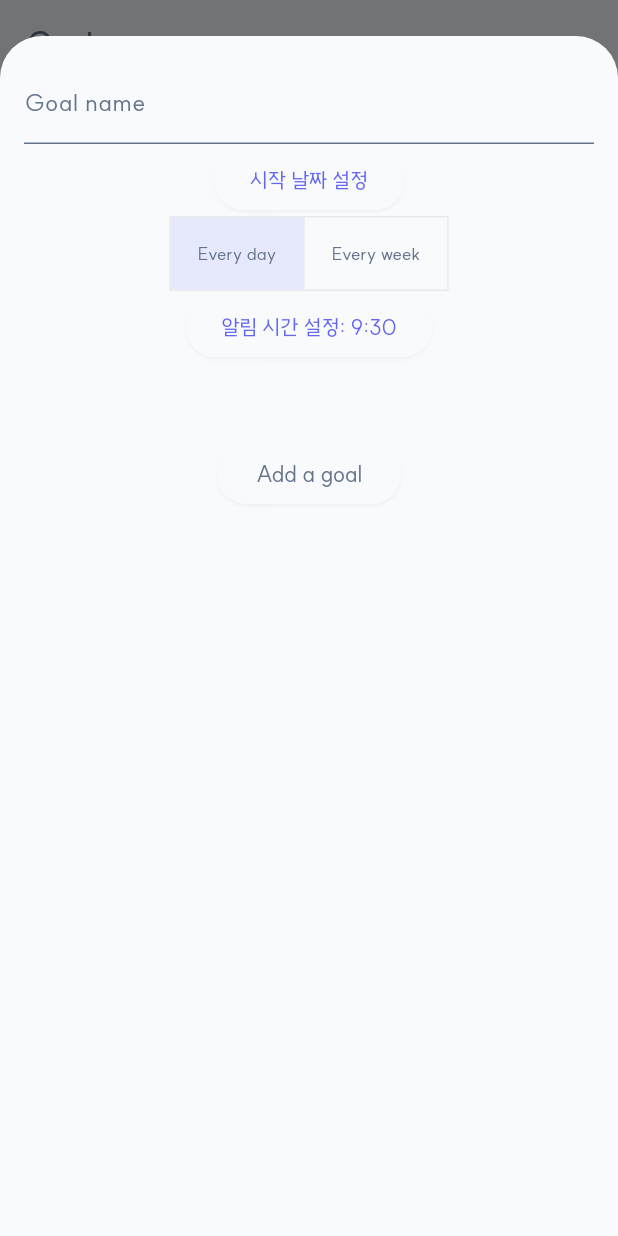
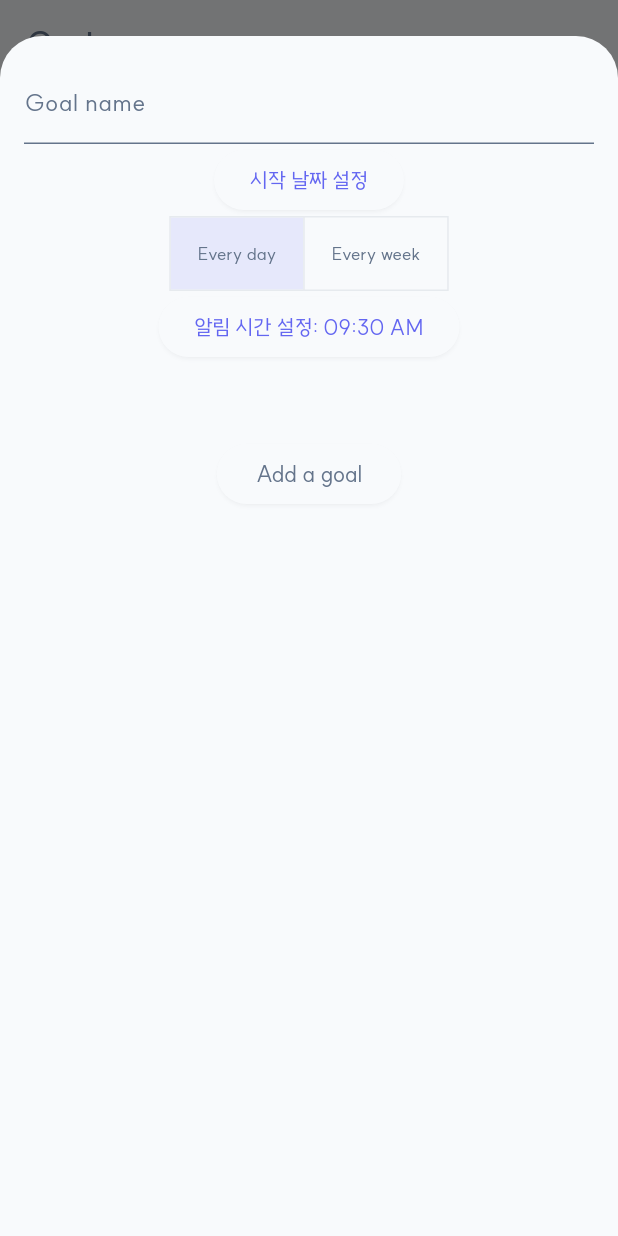
Before and after one commit to sendminder/toddle-toddle, a Flutter app: the screen it shows after launch, after a tap on an icon or button, on a phone screen of 412 x 824 dp. Run offline on Flutter 3.47's test engine with Material 3 defaults, Android fonts, the light colour scheme and no system bars; drawn by our look-alikes of table_calendar; our stand-ins replace easy_localization, fluentui_system_icons, flutter_riverpod, get_it, hive, hive_flutter and 1 more; missing offline and left inert: flutter_displaymode; accounts and stored records are empty; project files that could hold a hidden picture were left out.

Commit message:
시간 설정 업데이트

```diff
--- a/lib/data/models/schedule.dart
+++ b/lib/data/models/schedule.dart
@@ -35,7 +35,7 @@ class Schedule extends HiveObject {
   static newDefaultSchedule() {
     return Schedule(
       daysOfWeek: [],
-      notificationTime: '9:30',
+      notificationTime: '09:30 AM',
       startDate: null,
       isDaily: true,
     );
--- a/lib/widgets/goal_item_builder.dart
+++ b/lib/widgets/goal_item_builder.dart
@@ -1,6 +1,7 @@
 import 'package:flutter/material.dart';
 import 'package:flutter_riverpod/flutter_riverpod.dart';
 import 'package:fluentui_system_icons/fluentui_system_icons.dart';
+import 'package:toddle_toddle/data/models/goal.dart';
 import 'package:toddle_toddle/states/goals_state.dart';
 import 'package:toddle_toddle/widgets/custom_text.dart';
 import 'package:collection/collection.dart';
@@ -13,9 +14,26 @@ class GoalItemListWidget extends ConsumerWidget {
   @override
   Widget build(BuildContext context, WidgetRef ref) {
     final goals = ref.watch(goalsStateProvider);
-    final focusDay = ref.watch(focusedDayProvider);
-    DateTime now = focusDay;
-    DateTime targetTime = DateTime(now.year, now.month, now.day);
+    final focusTime = ref.watch(focusedDayProvider);
+    final targetTime = DateTime(focusTime.year, focusTime.month, focusTime.day);
+
+    bool hasContents = false;
+    for (var goal in goals) {
+      if (hasThatTimeSchedule(targetTime, goal)) {
+        hasContents = true;
+        break;
+      }
+    }
+
+    if (goals.isEmpty || !hasContents) {
+      return const Center(
+        child: CustomText(
+          text: 'no_goals',
+          textSize: 16,
+          style: TextStyle(fontWeight: FontWeight.bold),
+        ),
+      );
+    }
 
     return ListView.builder(
       padding: const EdgeInsets.symmetric(horizontal: 16),
@@ -23,25 +41,20 @@ class GoalItemListWidget extends ConsumerWidget {
       physics: const NeverScrollableScrollPhysics(),
       itemCount: goals.isEmpty ? 1 : goals.length,
       itemBuilder: (context, index) {
-        if (goals.isEmpty) {
-          return const Center(
-            child: CustomText(
-              text: 'no_goals',
-              textSize: 16,
-              style: TextStyle(fontWeight: FontWeight.bold),
-            ),
-          );
+        var currentGoal = goals[index];
+
+        if (hasThatTimeSchedule(targetTime, currentGoal) == false) {
+          return const SizedBox.shrink();
         }
 
-        var currentGoal = goals[index];
         var currentAchievement = currentGoal.achievements
             .where((element) => element.date == targetTime)
             .firstOrNull;
 
         return ListTile(
-          title: Text(goals[index].name),
+          title: Text(currentGoal.name),
           subtitle: Text(
-            '${goals[index].schedule.notificationTime}',
+            currentGoal.schedule.notificationTime,
           ),
           onTap: () {
             showModalBottomSheet(
@@ -80,4 +93,24 @@ class GoalItemListWidget extends ConsumerWidget {
       },
     );
   }
+
+  // 시작 시간이 설정되어 있고, 현재 시간보다 미래인 경우 스킵
+  // 또는 주간 목표인 경우, 오늘 요일이 설정되어 있지 않은 경우 스킵
+  bool hasThatTimeSchedule(DateTime targetTime, Goal goal) {
+    if (goal.schedule.isDaily) {
+      if (goal.startTime == null) {
+        return true;
+      }
+      if (goal.startTime!.isBefore(targetTime) ||
+          goal.startTime!.isAtSameMomentAs(targetTime)) {
+        return true;
+      }
+    }
+
+    if (goal.schedule.daysOfWeek.contains(targetTime.weekday - 1)) {
+      return true;
+    }
+
+    return false;
+  }
 }
--- a/lib/widgets/week_days_toggle.dart
+++ b/lib/widgets/week_days_toggle.dart
@@ -10,7 +10,7 @@ class WeekDaysToggle extends ConsumerWidget {
   @override
   Widget build(BuildContext context, WidgetRef ref) {
     final selectedDays = ref.watch(selectedDaysProvider);
-    List<bool> isSelected =
+    final isSelected =
         List.generate(7, (index) => selectedDays.contains(index));
 
     return ToggleButtons(
```
Also changed, not shown: lib/utils/time.dart (added, +16 -0 lines).
